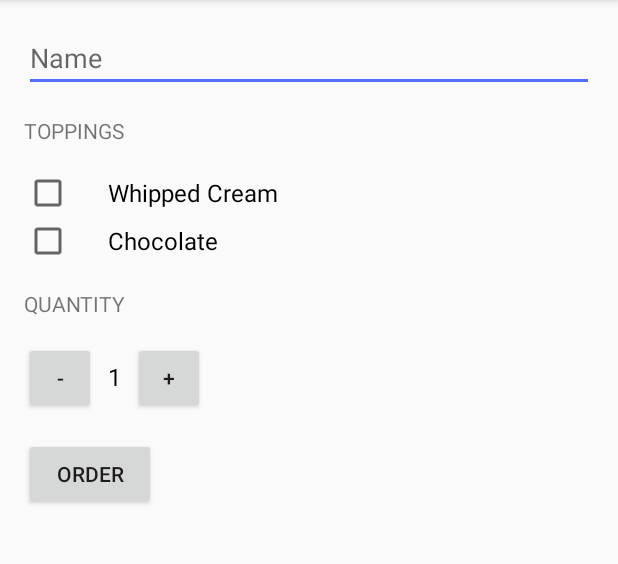
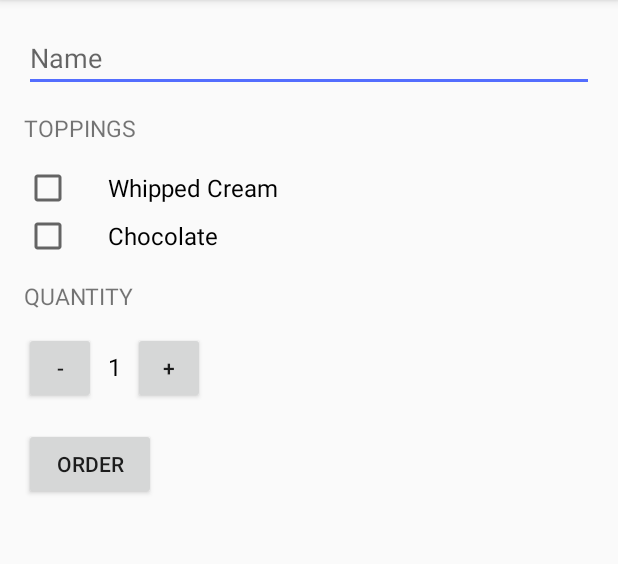
Before and after one commit to erentatar/JustJava, an Android app: the screen it shows after launch (MainActivity), on a phone screen of 412 x 824 dp, the part 84-648 px from its top. Run offline under Robolectric (Android 15) with nearby library versions, the phone set to English and light mode, and no system bars.

Commit message:
styles.xml is used for TextViews

```diff
--- a/app/src/main/res/layout/activity_main.xml
+++ b/app/src/main/res/layout/activity_main.xml
@@ -20,12 +20,8 @@
             android:inputType="textCapWords" />
 
         <TextView
-            android:layout_width="wrap_content"
-            android:layout_height="wrap_content"
-            android:layout_marginTop="16dp"
-            android:layout_marginBottom="16dp"
-            android:text="@string/toppings"
-            android:textAllCaps="true" />
+            style="@style/HeaderTextStyle"
+            android:text="@string/toppings" />
 
         <CheckBox
             android:id="@+id/whipped_cream_checkbox"
@@ -45,12 +41,8 @@
 
 
         <TextView
-            android:layout_width="wrap_content"
-            android:layout_height="wrap_content"
-            android:layout_marginBottom="16dp"
-            android:layout_marginTop="16dp"
-            android:text="@string/quantity"
-            android:textAllCaps="true" />
+            style="@style/HeaderTextStyle"
+            android:text="@string/quantity" />
 
         <LinearLayout
             android:layout_width="match_parent"
--- a/app/src/main/res/values/styles.xml
+++ b/app/src/main/res/values/styles.xml
@@ -10,4 +10,12 @@
         <item name="colorAccent">#536DFE</item>
     </style>
 
+    <!-- Style for header text in the order form -->
+    <style name="HeaderTextStyle">
+        <item name="android:layout_width">wrap_content</item>
+        <item name="android:layout_height">48dp</item>
+        <item name="android:gravity">center_vertical</item>
+        <item name="android:textAllCaps">true</item>
+        <item name="android:textSize">15sp</item>
+    </style>
 </resources>
```
